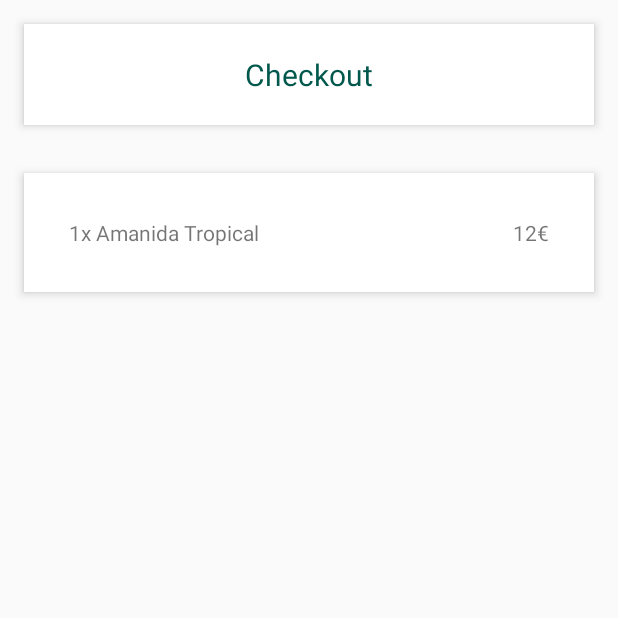
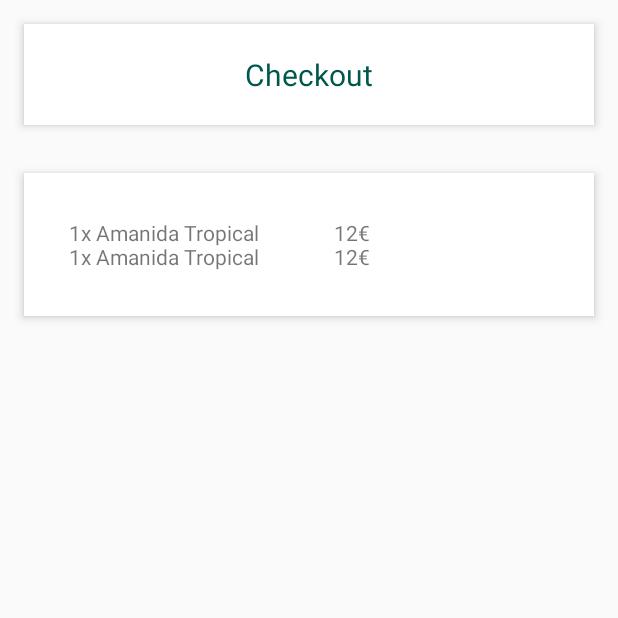
Before and after one commit to VictorJuez/MyWaiter, an Android app: the CheckoutActivity screen opened directly, with no data from a screen before it, on a phone screen of 412 x 824 dp, the top half of it. Run offline under Robolectric (Android 15) with nearby library versions, the phone set to English and light mode, and no system bars.

Commit message:
Shopping cart layout made programmatically

```diff
--- a/app/src/main/java/com/example/victorjuez/mywaiter/Controller/ShoppingCartController.java
+++ b/app/src/main/java/com/example/victorjuez/mywaiter/Controller/ShoppingCartController.java
@@ -3,8 +3,10 @@ package com.example.victorjuez.mywaiter.Controller;
 import com.example.victorjuez.mywaiter.Model.Plate;
 
 import java.util.ArrayList;
+import java.util.HashMap;
 
 public class ShoppingCartController {
+    //TODO: create Model class cart with attributes plate and attribute qty;
     private static final ShoppingCartController ourInstance = new ShoppingCartController();
 
     private ArrayList<Plate> cart;
@@ -31,6 +33,16 @@ public class ShoppingCartController {
         logPrint();
     }
 
+    public HashMap<Plate, Integer> getCart(){
+        HashMap<Plate, Integer> auxMap = new HashMap<>();
+
+        for(Plate plate : cart){
+            auxMap.put(plate, qty.get(cart.indexOf(plate)));
+        }
+
+        return auxMap;
+    }
+
     private void logPrint() {
         for(Plate plate : cart){
             System.out.println("Plate: "+plate.name+", Qty: "+qty.get(cart.indexOf(plate)));
--- a/app/src/main/java/com/example/victorjuez/mywaiter/Model/Plate.java
+++ b/app/src/main/java/com/example/victorjuez/mywaiter/Model/Plate.java
@@ -1,6 +1,7 @@
 package com.example.victorjuez.mywaiter.Model;
 
 public class Plate {
+    //TODO: price has to be float
     public String name;
     public String description;
     public String price;
--- a/app/src/main/java/com/example/victorjuez/mywaiter/View/Carta/CheckoutActivity.java
+++ b/app/src/main/java/com/example/victorjuez/mywaiter/View/Carta/CheckoutActivity.java
@@ -2,8 +2,16 @@ package com.example.victorjuez.mywaiter.View.Carta;
 
 import android.support.v7.app.AppCompatActivity;
 import android.os.Bundle;
+import android.widget.RelativeLayout;
+import android.widget.TextView;
 
+import com.example.victorjuez.mywaiter.Controller.ShoppingCartController;
+import com.example.victorjuez.mywaiter.Model.Plate;
 import com.example.victorjuez.mywaiter.R;
+
+import java.util.ArrayList;
+import java.util.HashMap;
+import java.util.Iterator;
 
 public class CheckoutActivity extends AppCompatActivity {
 
@@ -11,5 +19,22 @@ public class CheckoutActivity extends AppCompatActivity {
     protected void onCreate(Bundle savedInstanceState) {
         super.onCreate(savedInstanceState);
         setContentView(R.layout.activity_checkout);
+
+        TextView checkoutCartText = findViewById(R.id.checkout_cart_text);
+        ShoppingCartController shoppingCartController = ShoppingCartController.getInstance();
+        HashMap<Plate, Integer> cart = shoppingCartController.getCart();
+
+        String text = "";
+        Iterator it = cart.entrySet().iterator();
+        while (it.hasNext()) {
+            HashMap.Entry pair = (HashMap.Entry)it.next();
+            Plate plate = (Plate) pair.getKey();
+
+            //System.out.println(plate.name + " = " + pair.getValue());
+            text+=pair.getValue()+"x "+plate.name+"\t\t\t\t"+plate.price+"\n";
+            checkoutCartText.setText(text);
+
+            it.remove(); // avoids a ConcurrentModificationException
+        }
     }
 }
--- a/app/src/main/res/layout/activity_checkout.xml
+++ b/app/src/main/res/layout/activity_checkout.xml
@@ -43,16 +43,11 @@
             android:padding="10dp">
 
             <TextView
+                android:id="@+id/checkout_cart_text"
                 android:layout_width="wrap_content"
                 android:layout_height="wrap_content"
                 android:layout_alignParentLeft="true"
-                android:text="1x Amanida Tropical"/>
-
-            <TextView
-                android:layout_width="wrap_content"
-                android:layout_height="wrap_content"
-                android:layout_alignParentRight="true"
-                android:text="12€"/>
+                android:text="1x Amanida Tropical \t\t\t\t 12€ \n1x Amanida Tropical \t\t\t\t 12€"/>
 
         </RelativeLayout>
 
```
